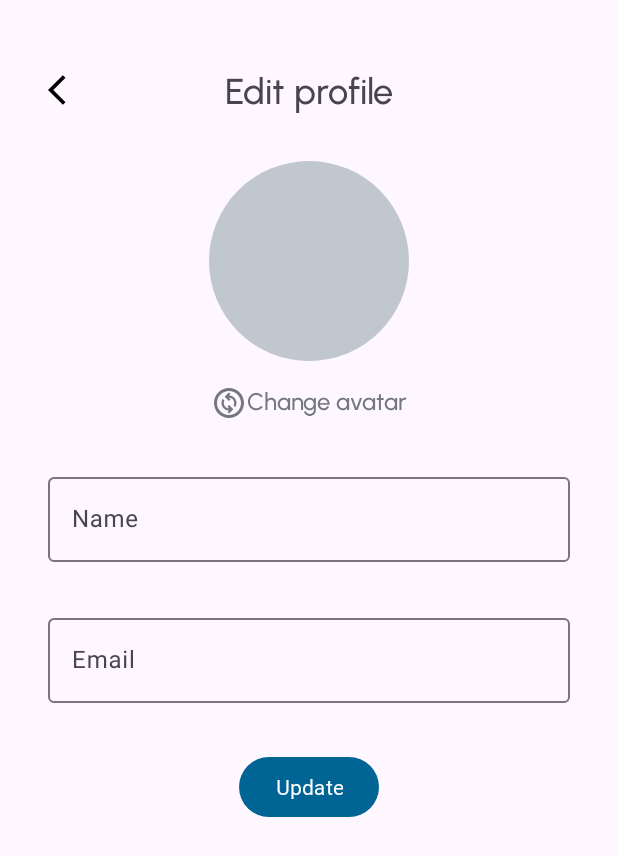
After one commit to Team-Z-Proyecto-moviles/ScholarPlay-App, an Android app: the UpdateProfileFragment screen opened through its navigation route, on a phone screen of 412 x 824 dp. The commit adds this screen. Shown: the top 856 px of the screen. Run offline under Robolectric (Android 15) with nearby library versions, the light colour scheme and no system bars; our stand-ins replace data binding, navigation-ui, paging; network calls fail; pictures from the network do not load.

Commit message:
Add: Update profile fragment style and autocomplete textFields

```diff
--- a/ScholarPlay/app/src/main/java/com/example/scholarplay/data/models/UserModel.kt
+++ b/ScholarPlay/app/src/main/java/com/example/scholarplay/data/models/UserModel.kt
@@ -6,8 +6,9 @@ data class UserModel (
     @SerializedName("_id") val id : String,
     @SerializedName("name") val name : String,
     @SerializedName("email") val email : String,
-    @SerializedName("status") val status : String,
-    @SerializedName("avatar") val avatar : String
+    @SerializedName("avatar") val avatar : String,
+    @SerializedName("status") val status : String
+
 
 
         )
--- a/ScholarPlay/app/src/main/java/com/example/scholarplay/ui/profile/ProfileFragment.kt
+++ b/ScholarPlay/app/src/main/java/com/example/scholarplay/ui/profile/ProfileFragment.kt
@@ -7,6 +7,7 @@ import android.view.View
 import android.view.ViewGroup
 import androidx.fragment.app.activityViewModels
 import androidx.navigation.findNavController
+import androidx.navigation.fragment.findNavController
 import com.bumptech.glide.Glide
 import com.example.scholarplay.R
 import com.example.scholarplay.ScholarPlayApplication
@@ -36,6 +37,10 @@ class ProfileFragment : Fragment() {
 
     override fun onViewCreated(view: View, savedInstanceState: Bundle?) {
         super.onViewCreated(view, savedInstanceState)
+
+        binding.editImageView.setOnClickListener {
+            findNavController().navigate(R.id.action_profileFragment_to_updateProfileFragment)
+        }
 
         val user = app.getToken()
 
--- a/ScholarPlay/app/src/main/java/com/example/scholarplay/ui/profile/viewmodel/ProfileViewModel.kt
+++ b/ScholarPlay/app/src/main/java/com/example/scholarplay/ui/profile/viewmodel/ProfileViewModel.kt
@@ -1,5 +1,6 @@
 package com.example.scholarplay.ui.profile.viewmodel
 
+import android.util.Log
 import androidx.lifecycle.MutableLiveData
 import androidx.lifecycle.ViewModel
 import androidx.lifecycle.ViewModelProvider.AndroidViewModelFactory.Companion.APPLICATION_KEY
@@ -28,6 +29,7 @@ class ProfileViewModel(private  val repository: CredentialsRepository) : ViewMod
             initializer {
                 val app = this[APPLICATION_KEY] as ScholarPlayApplication
                 ProfileViewModel(app.credentialsRepository)
+
             }
         }
     }
--- /dev/null
+++ b/ScholarPlay/app/src/main/java/com/example/scholarplay/ui/updateprofile/UpdateProfileFragment.kt
@@ -0,0 +1,58 @@
+package com.example.scholarplay.ui.updateprofile
+
+import android.os.Bundle
+import androidx.fragment.app.Fragment
+import android.view.LayoutInflater
+import android.view.View
+import android.view.ViewGroup
+import androidx.fragment.app.activityViewModels
+import androidx.navigation.fragment.findNavController
+import com.bumptech.glide.Glide
+import com.example.scholarplay.R
+import com.example.scholarplay.databinding.FragmentUpdateProfileBinding
+import com.example.scholarplay.ui.profile.viewmodel.ProfileViewModel
+
+class UpdateProfileFragment : Fragment() {
+
+    private val profileViewModel : ProfileViewModel by activityViewModels {
+        ProfileViewModel.Factory
+    }
+
+    private lateinit var binding: FragmentUpdateProfileBinding
+
+    override fun onCreateView(
+        inflater: LayoutInflater, container: ViewGroup?,
+        savedInstanceState: Bundle?
+    ): View? {
+       binding = FragmentUpdateProfileBinding.inflate(inflater,container,false)
+        return binding.root
+    }
+
+    override fun onViewCreated(view: View, savedInstanceState: Bundle?) {
+        super.onViewCreated(view, savedInstanceState)
+
+        setAvatar()
+
+        setViewModel()
+
+        binding.linearLayout.setOnClickListener {
+            findNavController().navigate(R.id.action_updateProfileFragment_to_avatarFragment)
+        }
+
+
+    }
+
+    private fun setViewModel(){
+        binding.viewmodel = profileViewModel
+    }
+
+    private fun setAvatar(){
+     profileViewModel.userData.observe(viewLifecycleOwner){
+         Glide
+             .with(this)
+             .load(it.user.avatar)
+             .into(binding.pfpImageView)
+     }
+    }
+
+}
--- /dev/null
+++ b/ScholarPlay/app/src/main/res/drawable/outline_change_circle_24.xml
@@ -0,0 +1,5 @@
+<vector android:height="24dp" android:tint="#72787E"
+    android:viewportHeight="24" android:viewportWidth="24"
+    android:width="24dp" xmlns:android="http://schemas.android.com/apk/res/android">
+    <path android:fillColor="@android:color/white" android:pathData="M12,2C6.48,2 2,6.48 2,12s4.48,10 10,10s10,-4.48 10,-10S17.52,2 12,2zM12,20c-4.41,0 -8,-3.59 -8,-8s3.59,-8 8,-8s8,3.59 8,8S16.41,20 12,20zM16.17,14.76l-1.1,-1.1c0.71,-1.33 0.53,-3.01 -0.59,-4.13C13.79,8.84 12.9,8.5 12,8.5c-0.03,0 -0.06,0.01 -0.09,0.01L13,9.6l-1.06,1.06L9.11,7.83L11.94,5L13,6.06l-0.96,0.96c1.27,0.01 2.53,0.48 3.5,1.44C17.24,10.17 17.45,12.82 16.17,14.76zM14.89,16.17L12.06,19L11,17.94l0.95,-0.95c-1.26,-0.01 -2.52,-0.5 -3.48,-1.46c-1.71,-1.71 -1.92,-4.35 -0.64,-6.29l1.1,1.1c-0.71,1.33 -0.53,3.01 0.59,4.13c0.7,0.7 1.63,1.04 2.56,1.01L11,14.4l1.06,-1.06L14.89,16.17z"/>
+</vector>
--- a/ScholarPlay/app/src/main/res/layout/fragment_login.xml
+++ b/ScholarPlay/app/src/main/res/layout/fragment_login.xml
@@ -80,6 +80,8 @@
             android:id="@+id/password_login_textField"
             android:layout_width="match_parent"
             android:layout_height="wrap_content"
+            app:endIconMode="password_toggle"
+            app:endIconTint="@color/gray"
             android:layout_marginStart="@dimen/big_gap"
             android:layout_marginTop="@dimen/medium_gap"
             android:layout_marginEnd="@dimen/big_gap"
--- a/ScholarPlay/app/src/main/res/layout/fragment_profile.xml
+++ b/ScholarPlay/app/src/main/res/layout/fragment_profile.xml
@@ -21,7 +21,7 @@
         app:layout_constraintTop_toTopOf="parent" />
 
     <ImageView
-        android:id="@+id/imageView"
+        android:id="@+id/edit_imageView"
         android:layout_width="wrap_content"
         android:layout_height="wrap_content"
         android:layout_marginStart="@dimen/medium_gap"
--- a/ScholarPlay/app/src/main/res/layout/fragment_register.xml
+++ b/ScholarPlay/app/src/main/res/layout/fragment_register.xml
@@ -78,6 +78,8 @@
             android:id="@+id/password_register_textfield"
             android:layout_width="match_parent"
             android:layout_height="wrap_content"
+            app:endIconMode="password_toggle"
+            app:endIconTint="@color/gray"
             android:layout_marginStart="@dimen/medium_gap"
             android:layout_marginEnd="@dimen/medium_gap"
             android:layout_marginBottom="@dimen/medium_gap"
@@ -96,6 +98,8 @@
             android:id="@+id/confirmpassword_register_textfield"
             android:layout_width="match_parent"
             android:layout_height="wrap_content"
+            app:endIconMode="password_toggle"
+            app:endIconTint="@color/gray"
             android:layout_marginStart="@dimen/medium_gap"
             android:layout_marginEnd="@dimen/medium_gap"
             android:layout_marginBottom="@dimen/medium_gap"
@@ -105,6 +109,7 @@
                 android:layout_width="match_parent"
                 android:layout_height="wrap_content"
                 android:fontFamily="@font/urbanist_light"
+
                 android:inputType="textPassword"
                 android:text="@={viewmodel.confirmpassword}"
 
--- /dev/null
+++ b/ScholarPlay/app/src/main/res/layout/fragment_update_profile.xml
@@ -0,0 +1,137 @@
+<?xml version="1.0" encoding="utf-8"?>
+<layout xmlns:tools="http://schemas.android.com/tools"
+    xmlns:android="http://schemas.android.com/apk/res/android"
+    xmlns:app="http://schemas.android.com/apk/res-auto">
+
+    <data>
+        <variable
+            name="viewmodel"
+            type="com.example.scholarplay.ui.profile.viewmodel.ProfileViewModel" />
+    </data>
+
+    <androidx.constraintlayout.widget.ConstraintLayout
+        android:layout_width="match_parent"
+        android:layout_height="match_parent"
+        android:padding="@dimen/big_gap"
+        tools:context=".ui.updateprofile.UpdateProfileFragment">
+
+
+        <ImageView
+            android:id="@+id/imageView4"
+            android:layout_width="wrap_content"
+            android:layout_height="wrap_content"
+            android:layout_marginTop="16dp"
+            android:src="@drawable/baseline_arrow_back_ios_24"
+            app:layout_constraintStart_toStartOf="parent"
+            app:layout_constraintTop_toTopOf="parent" />
+
+        <TextView
+            android:id="@+id/textView2"
+            android:layout_width="wrap_content"
+            android:layout_height="wrap_content"
+            android:fontFamily="@font/urbanist_medium"
+            android:text="@string/edit_profile_label"
+            android:textSize="24sp"
+            app:layout_constraintBottom_toBottomOf="@+id/imageView4"
+            app:layout_constraintEnd_toEndOf="parent"
+            app:layout_constraintStart_toStartOf="parent"
+            app:layout_constraintTop_toTopOf="@+id/imageView4" />
+
+        <ImageView
+            android:id="@+id/pfpImageView"
+            android:layout_width="133dp"
+            android:layout_height="133dp"
+            android:layout_marginTop="32dp"
+
+            android:background="@drawable/pfp_background"
+            app:layout_constraintEnd_toEndOf="parent"
+            app:layout_constraintStart_toStartOf="parent"
+            app:layout_constraintTop_toBottomOf="@+id/textView2" />
+
+        <LinearLayout
+            android:id="@+id/linearLayout"
+            android:layout_width="wrap_content"
+            android:layout_height="wrap_content"
+            android:layout_marginTop="@dimen/medium_gap"
+            android:orientation="horizontal"
+            app:layout_constraintEnd_toEndOf="parent"
+            app:layout_constraintStart_toStartOf="parent"
+            app:layout_constraintTop_toBottomOf="@+id/pfpImageView">
+
+
+            <ImageView
+                android:id="@+id/imageView8"
+                android:layout_width="wrap_content"
+                android:layout_height="wrap_content"
+                android:src="@drawable/outline_change_circle_24"
+                tools:layout_editor_absoluteX="152dp"
+                tools:layout_editor_absoluteY="256dp" />
+
+            <TextView
+                android:id="@+id/textView3"
+                android:layout_width="wrap_content"
+                android:layout_height="wrap_content"
+                android:fontFamily="@font/urbanist_medium"
+                android:text="Change avatar"
+                android:textColor="@color/gray"
+                android:textSize="16sp"
+                tools:layout_editor_absoluteX="152dp"
+                tools:layout_editor_absoluteY="258dp" />
+
+        </LinearLayout>
+
+
+        <com.google.android.material.textfield.TextInputLayout
+            android:id="@+id/name_textField"
+            android:layout_width="match_parent"
+            android:layout_height="wrap_content"
+            android:layout_marginTop="32dp"
+            app:endIconMode="clear_text"
+            app:endIconTint="@color/buttoncolor"
+            app:layout_constraintEnd_toEndOf="parent"
+            app:layout_constraintStart_toStartOf="parent"
+            app:layout_constraintTop_toBottomOf="@+id/linearLayout">
+
+            <com.google.android.material.textfield.TextInputEditText
+                android:layout_width="match_parent"
+                android:layout_height="wrap_content"
+                android:hint="@string/name_label"
+                android:text="@{viewmodel.userData.user.name}"/>
+
+        </com.google.android.material.textfield.TextInputLayout>
+
+        <com.google.android.material.textfield.TextInputLayout
+            android:id="@+id/email_textField"
+            android:layout_width="match_parent"
+            android:layout_height="wrap_content"
+            android:layout_marginTop="32dp"
+            app:endIconMode="clear_text"
+            app:endIconTint="@color/buttoncolor"
+            app:layout_constraintEnd_toEndOf="parent"
+            app:layout_constraintStart_toStartOf="parent"
+            app:layout_constraintTop_toBottomOf="@+id/name_textField">
+
+            <com.google.android.material.textfield.TextInputEditText
+                android:layout_width="match_parent"
+                android:layout_height="wrap_content"
+                android:hint="@string/email_label"
+                android:text="@{viewmodel.userData.user.email}"/>
+
+        </com.google.android.material.textfield.TextInputLayout>
+
+        <Button
+            android:id="@+id/button2"
+            android:layout_width="wrap_content"
+            android:layout_height="wrap_content"
+            android:layout_marginTop="32dp"
+            android:fontFamily="@font/urbanist_semibold"
+            android:text="Update"
+            app:layout_constraintEnd_toEndOf="parent"
+            app:layout_constraintStart_toStartOf="parent"
+            app:layout_constraintTop_toBottomOf="@+id/email_textField" />
+
+
+    </androidx.constraintlayout.widget.ConstraintLayout>
+
+
+</layout>
--- a/ScholarPlay/app/src/main/res/navigation/student_nav_graph.xml
+++ b/ScholarPlay/app/src/main/res/navigation/student_nav_graph.xml
@@ -22,6 +22,9 @@
         <action
             android:id="@+id/action_profileFragment_to_nav_graph"
             app:destination="@id/nav_graph" />
+        <action
+            android:id="@+id/action_profileFragment_to_updateProfileFragment"
+            app:destination="@id/updateProfileFragment" />
     </fragment>
     <fragment
         android:id="@+id/settingsFragment"
@@ -37,4 +40,21 @@
             app:destination="@id/homeFragment" />
     </fragment>
     <include app:graph="@navigation/nav_graph" />
+    <fragment
+        android:id="@+id/updateProfileFragment"
+        android:name="com.example.scholarplay.ui.updateprofile.UpdateProfileFragment"
+        android:label="fragment_update_profile"
+        tools:layout="@layout/fragment_update_profile" >
+        <action
+            android:id="@+id/action_updateProfileFragment_to_avatarFragment"
+            app:destination="@id/avatarFragment" />
+    </fragment>
+    <fragment
+        android:id="@+id/avatarFragment"
+        android:name="com.example.scholarplay.ui.avatar.AvatarFragment"
+        android:label="AvatarFragment" >
+        <action
+            android:id="@+id/action_avatarFragment_to_updateProfileFragment"
+            app:destination="@id/updateProfileFragment" />
+    </fragment>
 </navigation>
--- a/ScholarPlay/app/src/main/res/navigation/teacher_nav_graph.xml
+++ b/ScholarPlay/app/src/main/res/navigation/teacher_nav_graph.xml
@@ -20,6 +20,9 @@
         <action
             android:id="@+id/action_profileFragment_to_nav_graph"
             app:destination="@id/nav_graph" />
+        <action
+            android:id="@+id/action_profileFragment_to_updateProfileFragment"
+            app:destination="@id/updateProfileFragment2" />
     </fragment>
     <fragment
         android:id="@+id/settingsFragment2"
@@ -35,4 +38,9 @@
             android:id="@+id/action_createAClassFragment_to_teacherHomeFragment2"
             app:destination="@id/teacherHomeFragment2" />
     </fragment>
+    <fragment
+        android:id="@+id/updateProfileFragment2"
+        android:name="com.example.scholarplay.ui.updateprofile.UpdateProfileFragment"
+        android:label="fragment_update_profile"
+        tools:layout="@layout/fragment_update_profile" />
 </navigation>
--- a/ScholarPlay/app/src/main/res/values/colors.xml
+++ b/ScholarPlay/app/src/main/res/values/colors.xml
@@ -8,4 +8,5 @@
     <color name="bluegray">#F3F7FB</color>
     <color name="cake">#F2FAFF</color>
     <color name="stroke">#C1C7CE</color>
+    <color name="gray">#72787E</color>
 </resources>
--- a/ScholarPlay/app/src/main/res/values/strings.xml
+++ b/ScholarPlay/app/src/main/res/values/strings.xml
@@ -28,6 +28,7 @@
     <string name="select_an_avatar_label">Select an avatar</string>
     <string name="select_label">Select</string>
     <string name="edu_coins_label">Edu-coins</string>
+    <string name="edit_profile_label">Edit profile</string>
 
     <string-array name="ocuupations_arrat">
         <item>Student</item>
```
